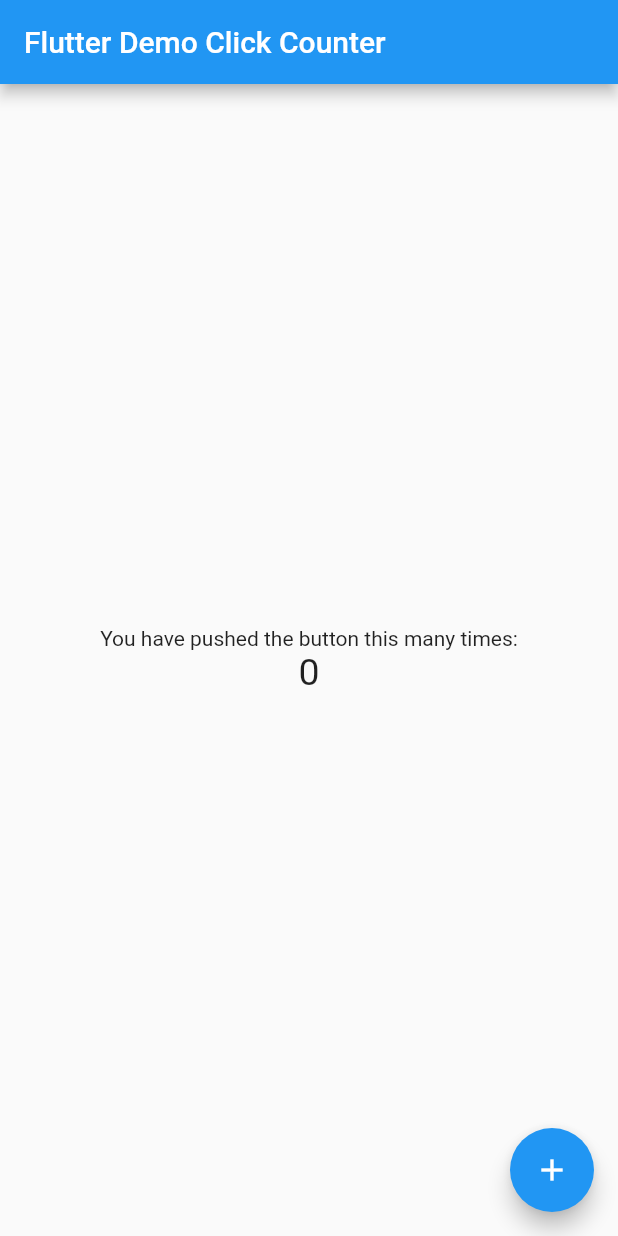
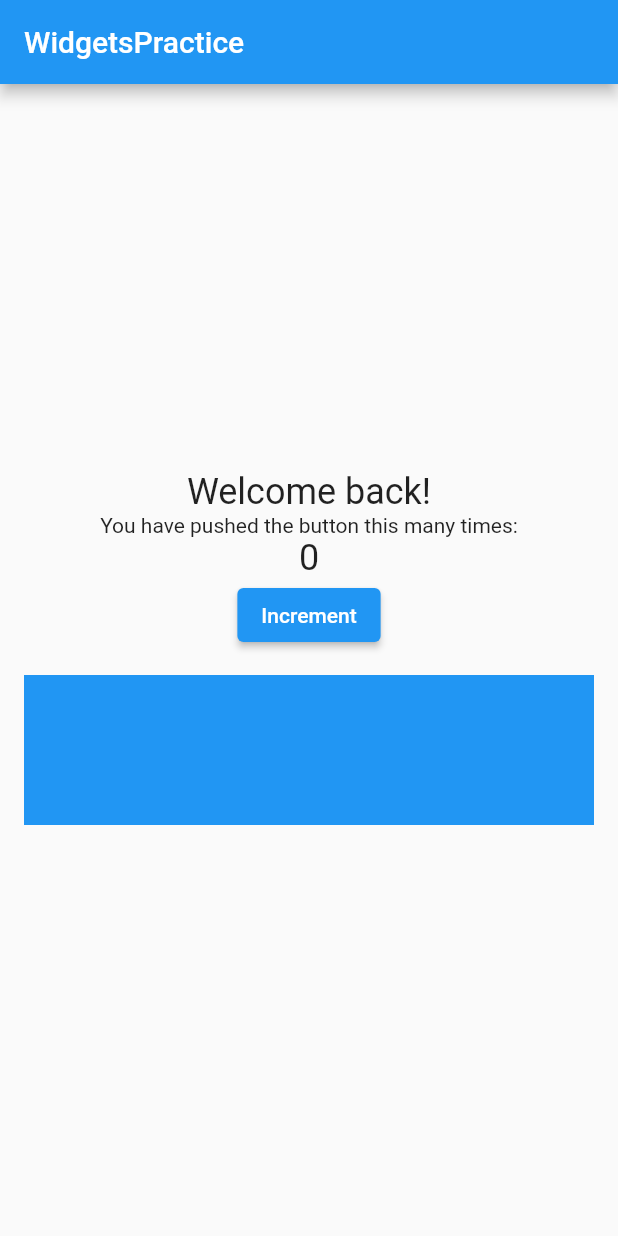
Before and after one commit to akrom17ua/widgetprac, a Flutter app: the screen it shows after launch, on a phone screen of 412 x 824 dp. Run offline on Flutter 3.47's test engine with Material 2 defaults, Android fonts, the phone set to English and light mode, and no system bars.

Commit message:
Update main.dart

```diff
--- a/lib/main.dart
+++ b/lib/main.dart
@@ -1,68 +1,51 @@
 import 'package:flutter/material.dart';
+import 'greeting_widget.dart';
+import 'counter_widget.dart';
 
-void main() => runApp(const MyApp());
+void main() {
+  runApp(MyApp());
+}
 
 class MyApp extends StatelessWidget {
-  const MyApp({super.key});
-  static const String _title = 'Flutter Stateful Clicker Counter';
+  const MyApp({Key? key}) : super(key: key);
 
   @override
   Widget build(BuildContext context) {
     return MaterialApp(
-      title: _title,
-      theme: ThemeData(
-        primarySwatch: Colors.blue,
-      ),
-      home: const MyHomePage(),
-    );
-  }
-}
-
-class MyHomePage extends StatefulWidget {
-  const MyHomePage({super.key});
-
-  @override
-  _MyHomePageState createState() => _MyHomePageState();
-}
-
-class _MyHomePageState extends State<MyHomePage> {
-  int _counter = 0;
-
-  void _incrementCounter() {
-    setState(() {
-
-      _counter++;
-    });
-  }
-
-  @override
-  Widget build(BuildContext context) {
-
-    return Scaffold(
+      title: 'WidgetsPractice',
+      home: Scaffold(
         appBar: AppBar(
-
-        title: const Text('Flutter Demo Click Counter'),
+          title: const Text('WidgetsPractice'),
         ),
         body: Center(
-
           child: Column(
-
             mainAxisAlignment: MainAxisAlignment.center,
             children: <Widget>[
-            const Text(
-              'You have pushed the button this many times:',
+              const GreetingWidget('Welcome back!'),
+              CounterWidget(),
+              const Padding(
+                padding: EdgeInsets.all(16.0),
+                child: SizedBox(
+                  height: 100,
+                  child: DecoratedBox(
+                    decoration: BoxDecoration(
+                      color: Colors.blue,
                     ),
-            Text(
-              '$_counter',
-              style: const TextStyle(fontSize: 25),
+                    child: Center(
+                      child: Text(
+                        '',
+                        style: TextStyle(
+                          color: Colors.white,
+                          fontSize: 24,
+                        ),
+                      ),
+                    ),
+                  ),
+                ),
               ),
             ],
           ),
         ),
-      floatingActionButton: FloatingActionButton(
-        onPressed: _incrementCounter,
-        tooltip: 'Increment',
-        child: const Icon(Icons.add),
       ),
     );
   }
```
Lines whose indentation alone changed are shown as unchanged.
